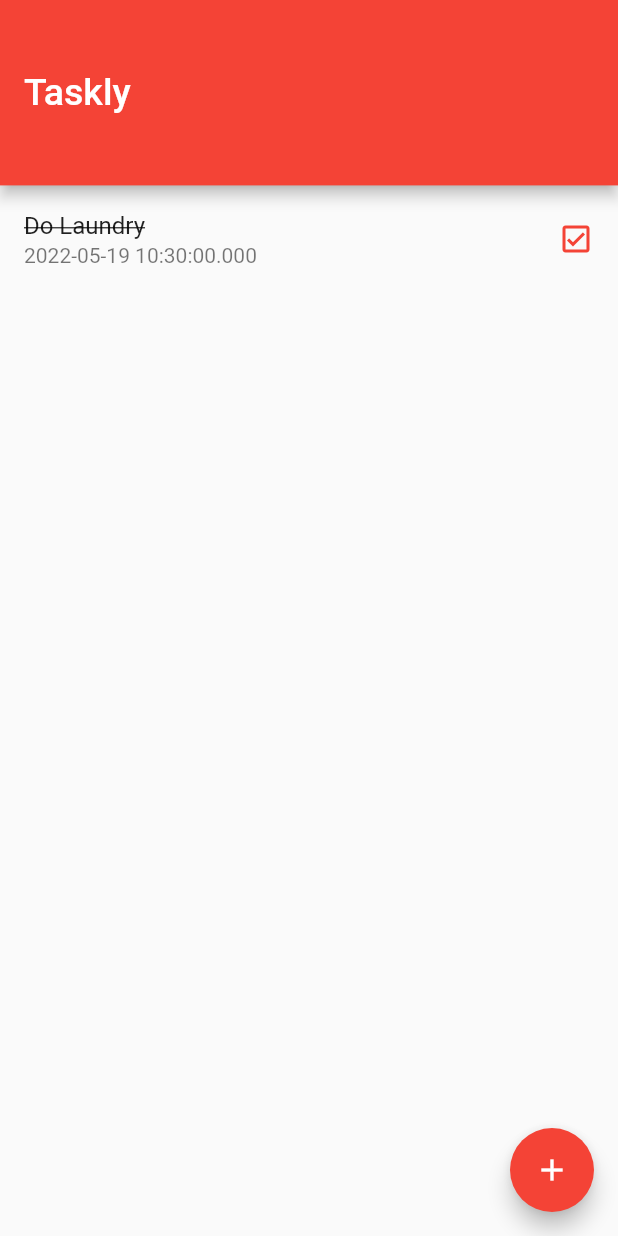
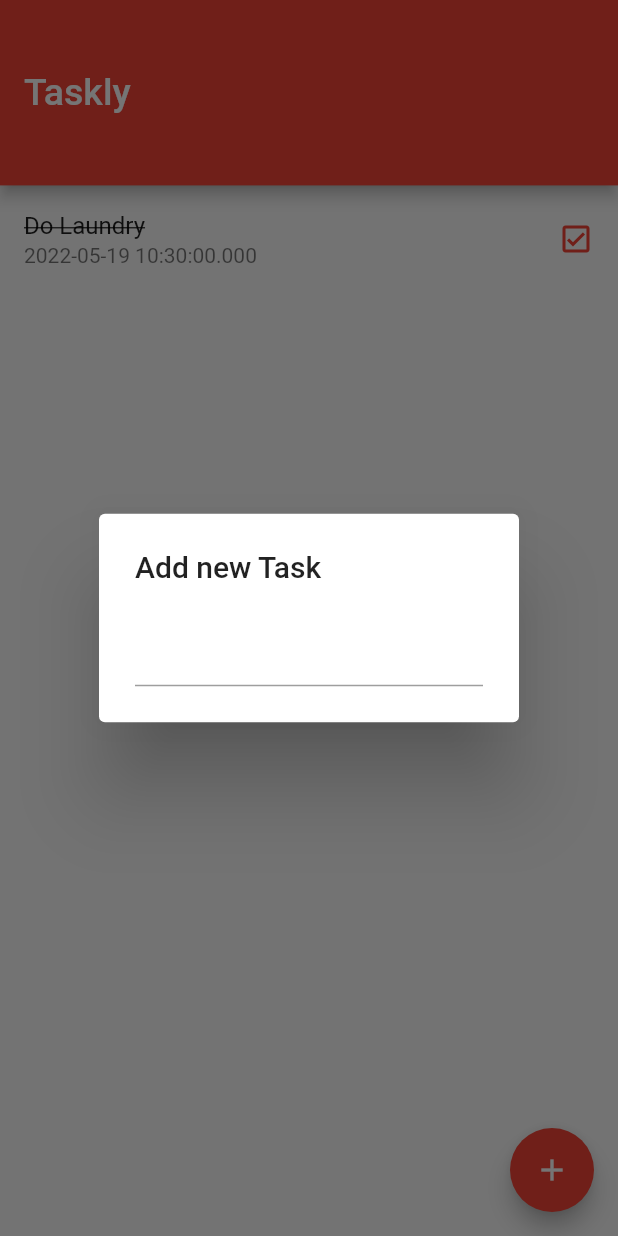
Before and after one commit to phin01/flutter_learning, a Flutter app: the screen it shows after launch, after a tap on the "add" icon, on a phone screen of 412 x 824 dp. Run offline on Flutter 3.47's test engine with Material 2 defaults, Android fonts, the phone set to English and light mode, and no system bars.

Commit message:
Include new task popup

```diff
--- a/taskly/lib/pages/home_page.dart
+++ b/taskly/lib/pages/home_page.dart
@@ -16,7 +16,11 @@ class HomePage extends StatefulWidget {
 
 class _HomePageState extends State<HomePage> {
 
+  // device information
   late double _deviceHeight, _deviceWidth;
+
+  // task variables
+  String? _newTaskContent;
 
   // blank constructor
   _HomePageState();
@@ -84,12 +88,30 @@ class _HomePageState extends State<HomePage> {
   // Button to Add Tasks
   Widget _addTaskButton() {
     return FloatingActionButton(
+      onPressed: _displayTaskPopUp,
       child: const Icon(
         Icons.add,
       ), // button icon
-
-      onPressed: () {
-      }
     );
   }
+
+  void _displayTaskPopUp() {
+    showDialog(context: context, builder: (BuildContext context){
+      return AlertDialog(
+        title: const Text('Add new Task'),
+        content: TextField(
+          onSubmitted: (value) {},
+          onChanged: (value) {
+            setState(() {
+              _newTaskContent = value;
+            });
+          },
+        ),
+      );
+    },);
+  }
+
+
+
+
 }
```
